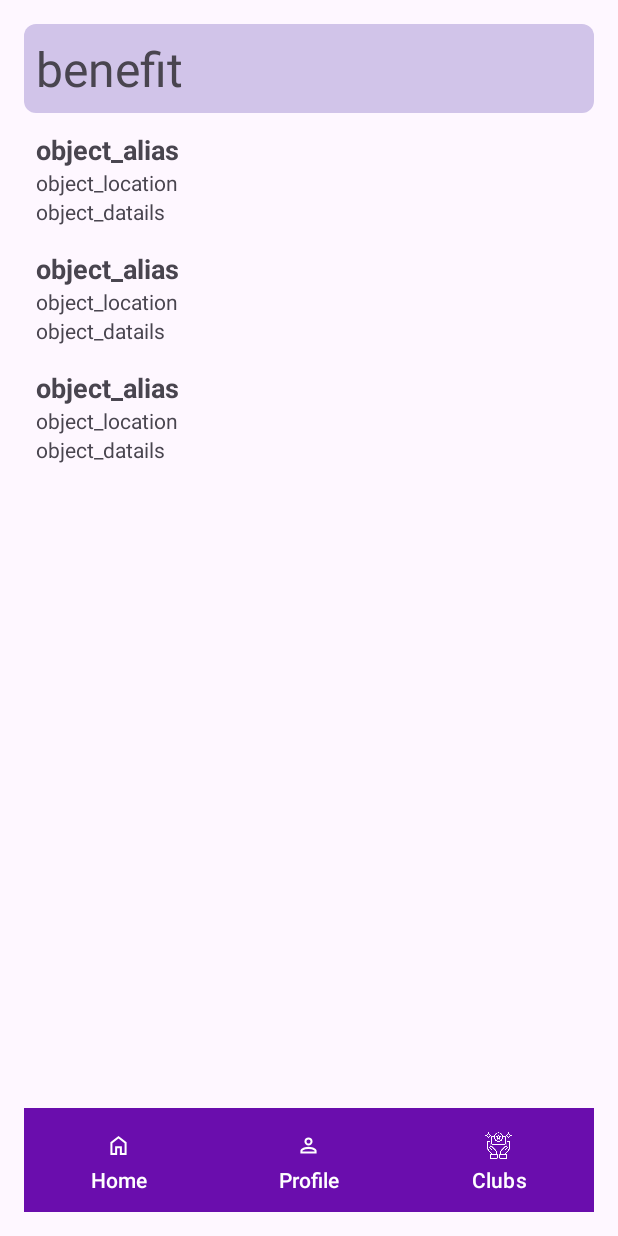
After one commit to yahavLer/2024B-integrative-client, an Android app: the layout benefit_screen.xml on its own in the app's theme, with its tools: preview values and no code run, on a phone screen of 412 x 824 dp. The commit adds this screen. Run offline under Robolectric (Android 15) with nearby library versions, the phone set to English and light mode, and no system bars.

Commit message:
15/7 - findbenefitbystore work

```diff
--- a/app/src/main/java/com/example/a2024b_integrative_client/model/miniappCommand/CreatedBy.java
+++ b/app/src/main/java/com/example/a2024b_integrative_client/model/miniappCommand/CreatedBy.java
@@ -22,7 +22,8 @@ public class CreatedBy {
 
 	@Override
 	public String toString() {
-		return "CreatedBy [userId=" + userId + "]";
+		return "CreatedBy{" +
+				"userId=" + userId.toString() +
+				'}';
 	}
-
 }
--- a/app/src/main/java/com/example/a2024b_integrative_client/model/miniappCommand/ObjectId.java
+++ b/app/src/main/java/com/example/a2024b_integrative_client/model/miniappCommand/ObjectId.java
@@ -29,7 +29,10 @@ public class ObjectId {
 
 	@Override
 	public String toString() {
-		return "SuperAppObjectIdBoundary [superapp=" + superapp + ", internalObjectId=" + id + "]";
+		return "ObjectId{" +
+				"id='" + id + "/n" +
+				", superapp='" + superapp + "/n" +
+				'}';
 	}
 
 
--- a/app/src/main/java/com/example/a2024b_integrative_client/model/miniappCommand/TargetObject.java
+++ b/app/src/main/java/com/example/a2024b_integrative_client/model/miniappCommand/TargetObject.java
@@ -19,7 +19,9 @@ public class TargetObject {
 
 	@Override
 	public String toString() {
-		return "TargetObject [objectId=" + objectId + "]";
+		return "TargetObject{" +
+				objectId.toString() +
+				'}';
 	}
 
 
--- /dev/null
+++ b/app/src/main/res/layout/benefit_screen.xml
@@ -0,0 +1,59 @@
+<?xml version="1.0" encoding="utf-8"?>
+<androidx.constraintlayout.widget.ConstraintLayout xmlns:android="http://schemas.android.com/apk/res/android"
+    android:layout_width="match_parent"
+    android:layout_height="match_parent"
+    xmlns:app="http://schemas.android.com/apk/res-auto">
+    <!-- res/layout/fragment_benefit.xml -->
+
+    <LinearLayout
+        xmlns:android="http://schemas.android.com/apk/res/android"
+        xmlns:tools="http://schemas.android.com/tools"
+        android:layout_width="match_parent"
+        android:layout_height="match_parent"
+        android:orientation="vertical"
+        android:padding="16dp"
+        tools:context=".view.activity_benefit_screen">
+
+        <LinearLayout
+            android:id="@+id/search_view"
+            android:layout_width="match_parent"
+            android:layout_height="wrap_content"
+            android:orientation="horizontal"
+            android:background="@drawable/search_background"
+            android:padding="8dp"
+            android:layout_below="@id/benefit_text"
+            android:layout_marginBottom="4dp">
+            <TextView
+                android:id="@+id/benefit_text"
+                android:layout_width="match_parent"
+                android:layout_height="wrap_content"
+                android:text="benefit"
+                android:textSize="32dp"
+                android:background="@color/colorAccent" />
+        </LinearLayout>
+
+        <androidx.recyclerview.widget.RecyclerView
+            android:id="@+id/benefit_recycler_view"
+            android:layout_width="match_parent"
+            android:layout_height="300dp"
+            android:layout_above="@id/bottom_navigation"
+            android:layout_centerInParent="true"
+            android:layout_marginBottom="4dp"
+            tools:listitem="@layout/item_object"
+            android:layout_weight="20"/>
+
+        <include layout="@layout/buttom_menu"
+            android:id="@+id/bottom_navigation"
+            android:layout_width="match_parent"
+            android:layout_height="wrap_content"
+            android:layout_alignParentBottom="true"
+            android:background="@color/colorPrimary"
+            app:itemIconTint="@color/textColorPrimary"
+            app:itemTextColor="@color/backgroundColor"
+            app:labelVisibilityMode="labeled"/>
+
+    </LinearLayout>
+
+
+
+</androidx.constraintlayout.widget.ConstraintLayout>
```
Also changed, not shown: app/src/main/java/com/example/a2024b_integrative_client/model/miniappCommand/CommandId.java (+8 -6 lines), app/src/main/java/com/example/a2024b_integrative_client/model/miniappCommand/MiniAppCommandBoundary.java (+13 -8 lines), app/src/main/java/com/example/a2024b_integrative_client/view/activity_benefit_screen.java (added, +43 -0 lines), app/src/main/java/com/example/a2024b_integrative_client/view/activity_main_screen.java (+39 -6 lines).
